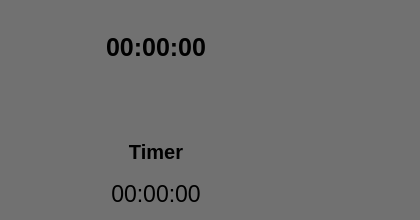
The window that SmartTimer/timerwidget.ui (secondYearProjects/SmartTimer) describes before a commit, drawn with Qt 5.
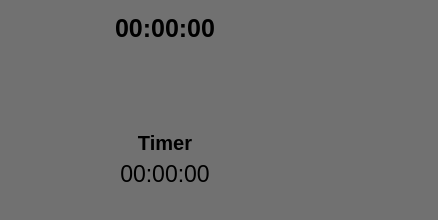
The same window after the commit. Icons and pictures are not drawn.

```diff
--- a/SmartTimer/timerwidget.ui
+++ b/SmartTimer/timerwidget.ui
@@ -6,19 +6,19 @@
    <rect>
     <x>0</x>
     <y>0</y>
-    <width>420</width>
+    <width>438</width>
     <height>220</height>
    </rect>
   </property>
   <property name="minimumSize">
    <size>
-    <width>420</width>
+    <width>438</width>
     <height>220</height>
    </size>
   </property>
   <property name="maximumSize">
    <size>
-    <width>420</width>
+    <width>438</width>
     <height>220</height>
    </size>
   </property>
@@ -443,15 +443,9 @@
   <property name="styleSheet">
    <string notr="true"/>
   </property>
+  <layout class="QGridLayout" name="gridLayout_2">
+   <item row="0" column="0">
   <widget class="QWidget" name="widget" native="true">
-   <property name="geometry">
-    <rect>
-     <x>0</x>
-     <y>30</y>
-     <width>420</width>
-     <height>181</height>
-    </rect>
-   </property>
    <property name="minimumSize">
     <size>
      <width>420</width>
@@ -495,7 +489,7 @@
      <number>1</number>
     </property>
     <property name="rightMargin">
-     <number>2</number>
+       <number>10</number>
     </property>
     <item row="2" column="0">
      <layout class="QHBoxLayout" name="horizontalLayout_2">
@@ -620,7 +614,7 @@
        <string>00:00:00</string>
       </property>
       <property name="alignment">
-       <set>Qt::AlignCenter</set>
+         <set>Qt::AlignHCenter|Qt::AlignTop</set>
       </property>
      </widget>
     </item>
@@ -684,7 +678,7 @@
        <string>&lt;html&gt;&lt;head/&gt;&lt;body&gt;&lt;p&gt;&lt;span style=&quot; font-weight:600;&quot;&gt;Timer&lt;/span&gt;&lt;/p&gt;&lt;/body&gt;&lt;/html&gt;</string>
       </property>
       <property name="alignment">
-       <set>Qt::AlignCenter</set>
+         <set>Qt::AlignBottom|Qt::AlignHCenter</set>
       </property>
       <property name="margin">
        <number>0</number>
@@ -693,6 +687,8 @@
     </item>
    </layout>
   </widget>
+   </item>
+  </layout>
  </widget>
  <resources>
   <include location="resources.qrc"/>
```
Lines whose indentation alone changed are shown as unchanged.
